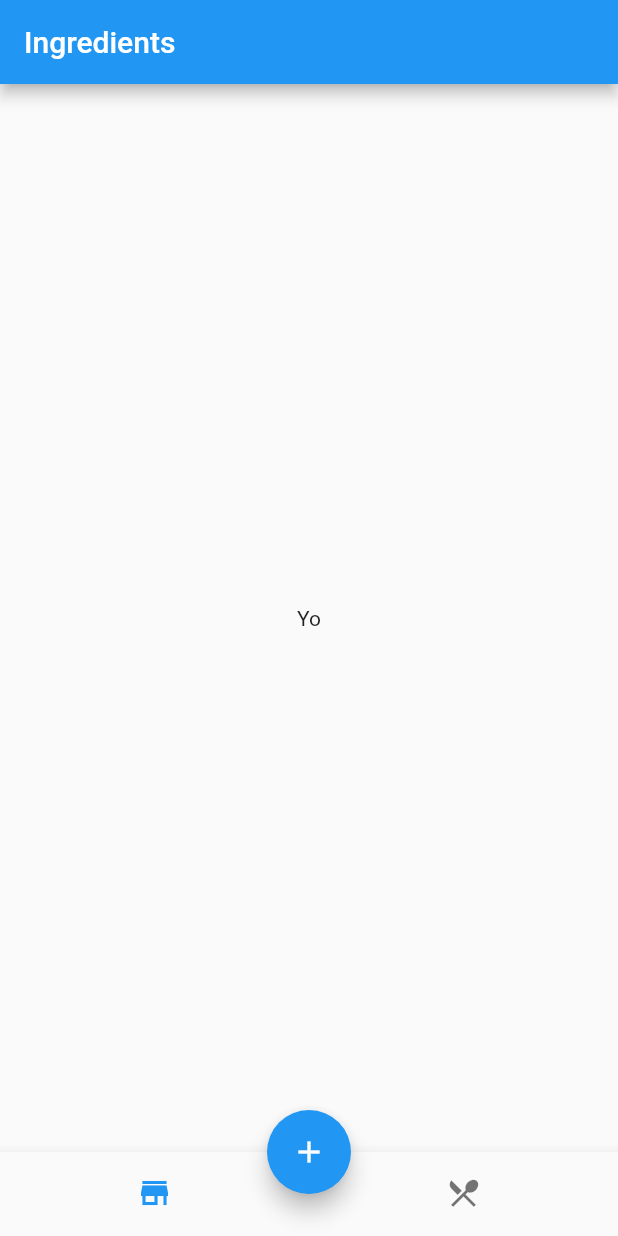
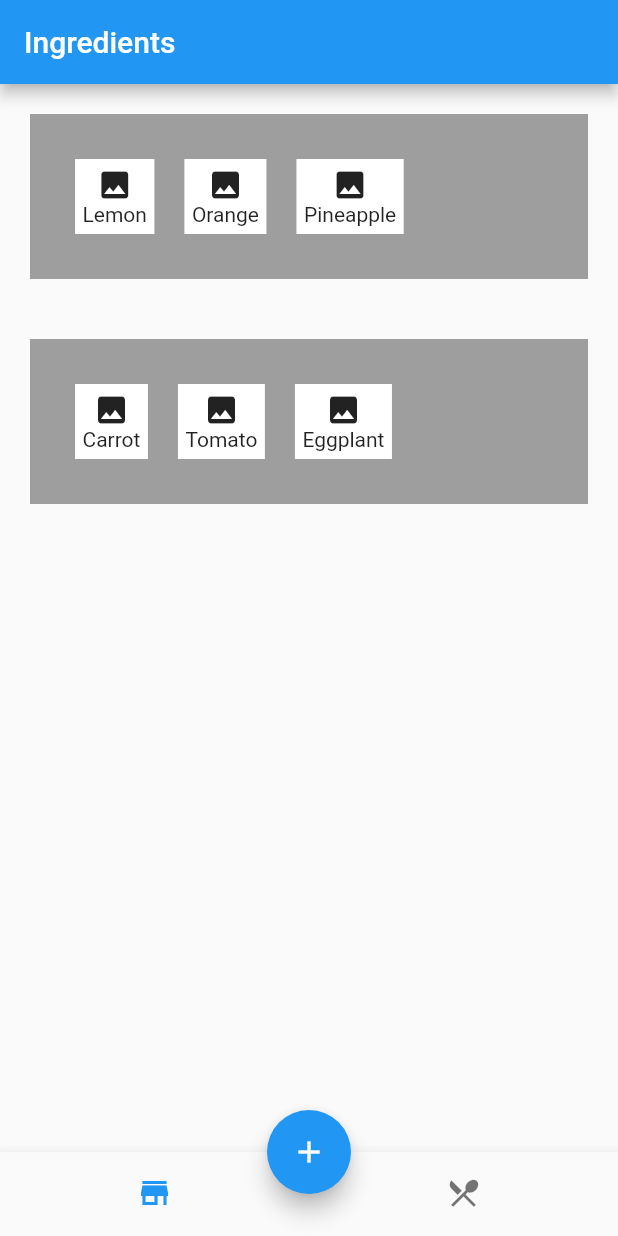
Before and after one commit to 3enedict/limelight, a Flutter app: the screen it shows after launch, on a phone screen of 412 x 824 dp. Run offline on Flutter 3.47's test engine with Material 2 defaults, Android fonts, the light colour scheme and no system bars; our stand-ins replace fluttericon.

Commit message:
Added lists for ingredients

```diff
--- a/lib/main.dart
+++ b/lib/main.dart
@@ -47,6 +47,87 @@ class IngredientsPage extends StatelessWidget {
           onPressed: () {},
         ),
         floatingActionButtonLocation: FloatingActionButtonLocation.centerDocked,
-        body: const Center(child: Text("Yo")));
+        body: Column(
+          children: <Widget>[
+            Center(
+                child: Container(
+                    color: Colors.grey,
+                    padding: const EdgeInsets.all(20.0),
+                    margin: const EdgeInsets.all(20.0),
+                    child: Row(
+                      children: <Widget>[
+                        Flexible(
+                          child: Container(
+                              color: Colors.white,
+                              padding: const EdgeInsets.all(5.0),
+                              margin: const EdgeInsets.all(10.0),
+                              child: Column(children: const <Widget>[
+                                Icon(Icons.image),
+                                Text('Lemon')
+                              ])),
+                        ),
+                        Flexible(
+                          child: Container(
+                              color: Colors.white,
+                              padding: const EdgeInsets.all(5.0),
+                              margin: const EdgeInsets.all(10.0),
+                              child: Column(children: const <Widget>[
+                                Icon(Icons.image),
+                                Text('Orange')
+                              ])),
+                        ),
+                        Flexible(
+                          child: Container(
+                              color: Colors.white,
+                              padding: const EdgeInsets.all(5.0),
+                              margin: const EdgeInsets.all(10.0),
+                              child: Column(children: const <Widget>[
+                                Icon(Icons.image),
+                                Text('Pineapple')
+                              ])),
+                        ),
+                      ],
+                    ))),
+            Center(
+                child: Container(
+                    color: Colors.grey,
+                    padding: const EdgeInsets.all(20.0),
+                    margin: const EdgeInsets.all(20.0),
+                    child: Row(
+                      children: <Widget>[
+                        Flexible(
+                          child: Container(
+                              color: Colors.white,
+                              padding: const EdgeInsets.all(5.0),
+                              margin: const EdgeInsets.all(10.0),
+                              child: Column(children: const <Widget>[
+                                Icon(Icons.image),
+                                Text('Carrot')
+                              ])),
+                        ),
+                        Flexible(
+                          child: Container(
+                              color: Colors.white,
+                              padding: const EdgeInsets.all(5.0),
+                              margin: const EdgeInsets.all(10.0),
+                              child: Column(children: const <Widget>[
+                                Icon(Icons.image),
+                                Text('Tomato')
+                              ])),
+                        ),
+                        Flexible(
+                          child: Container(
+                              color: Colors.white,
+                              padding: const EdgeInsets.all(5.0),
+                              margin: const EdgeInsets.all(10.0),
+                              child: Column(children: const <Widget>[
+                                Icon(Icons.image),
+                                Text('Eggplant')
+                              ])),
+                        ),
+                      ],
+                    ))),
+          ],
+        ));
   }
 }
```
